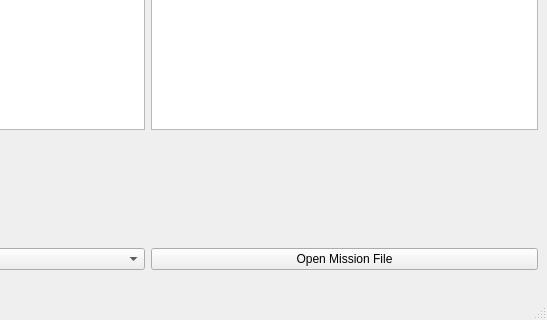
Before: the Qt Designer form src/esmb/mainwindow.ui in shitwolfymakes/Endless-Sky-Mission-Builder, drawn with Qt 5; both pictures show x 253 to 800 and y 280 to 600 of the 800 by 600 pixel window.
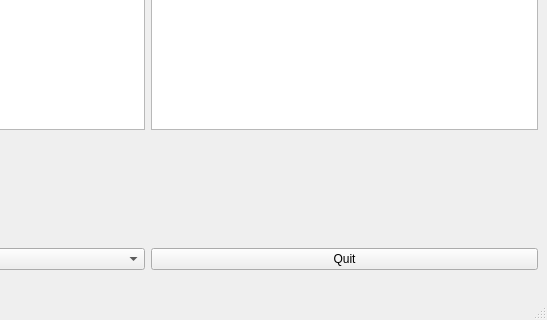
After: the same form once the commit is applied.

Patch:
```diff
--- a/src/esmb/mainwindow.ui
+++ b/src/esmb/mainwindow.ui
@@ -73,7 +73,7 @@
      <item>
       <widget class="QPushButton" name="openFile">
        <property name="text">
-        <string>Open Mission File</string>
+        <string>Quit</string>
        </property>
       </widget>
      </item>
```
Left out of the diff: 24 changed lines with no effect on the pictures.
